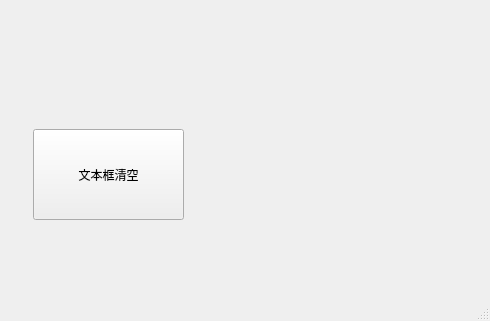
Before: the Qt Designer form mainwindow.ui in llllistenlll/HexToDouble, drawn with Qt 5; both pictures show x 757 to 1247 and y 358 to 679 of the 1247 by 679 pixel window.
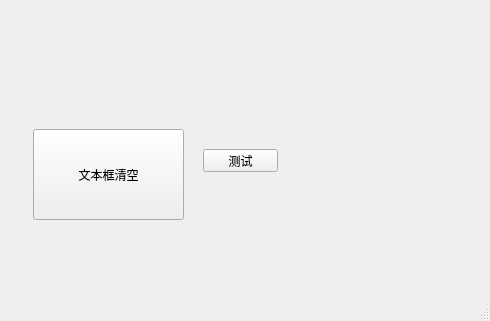
After: the same form once the commit is applied. Icons and pictures are not drawn.

Commit message: ui测试

```diff
--- a/mainwindow.ui
+++ b/mainwindow.ui
@@ -219,6 +219,19 @@
      <string>文本框清空</string>
     </property>
    </widget>
+   <widget class="QPushButton" name="pushButton_3">
+    <property name="geometry">
+     <rect>
+      <x>960</x>
+      <y>490</y>
+      <width>75</width>
+      <height>23</height>
+     </rect>
+    </property>
+    <property name="text">
+     <string>测试</string>
+    </property>
+   </widget>
   </widget>
   <widget class="QMenuBar" name="menuBar">
    <property name="geometry">
```
